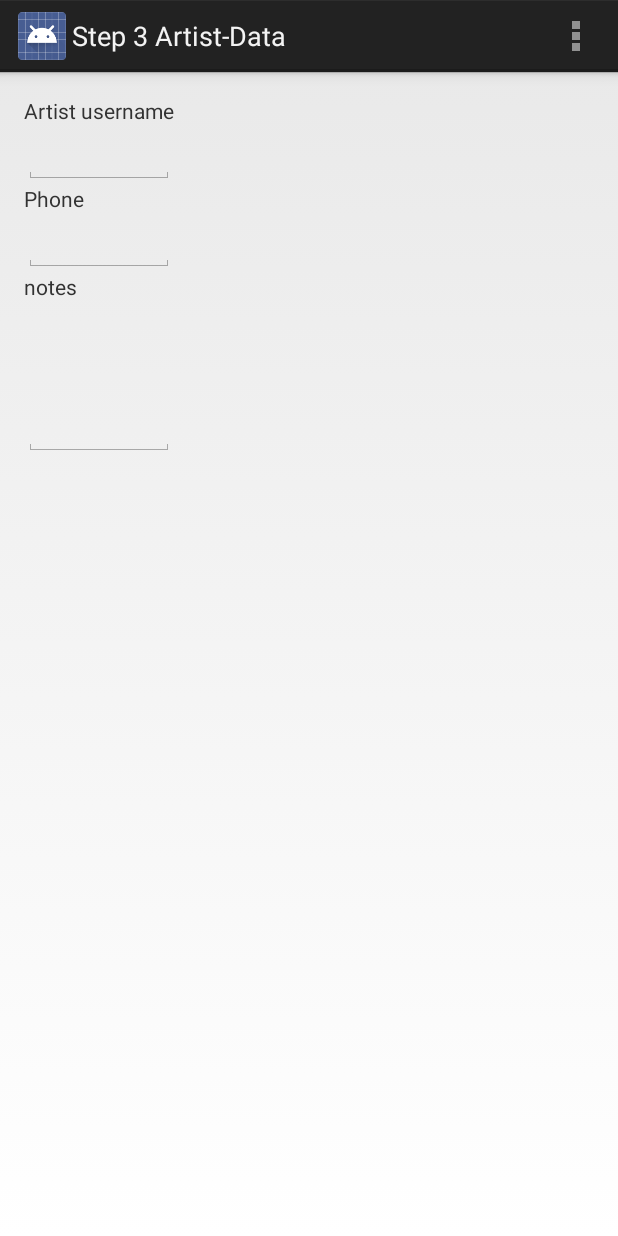
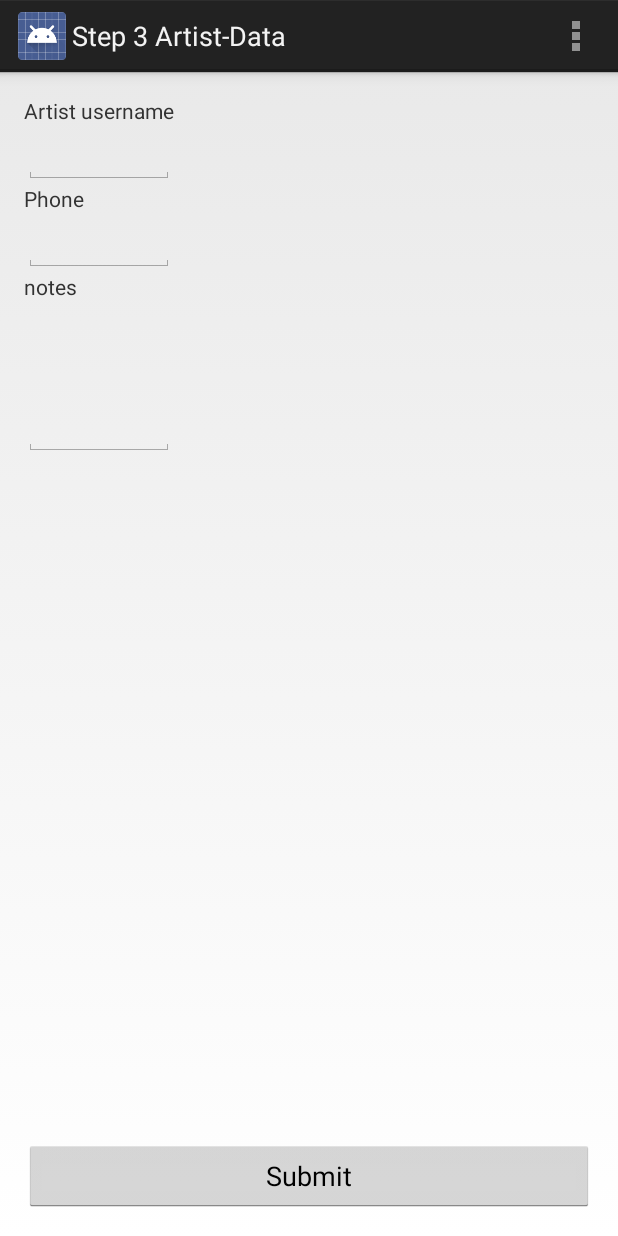
Before and after one commit to AravinthPanch/streemufi, an Android app: the EditDataActivity screen opened directly, with no data from a screen before it, on a phone screen of 412 x 824 dp. Run offline under Robolectric (Android 15) with nearby library versions, the phone set to English and light mode, and no system bars.

Commit message:
refactor and add submit button

```diff
--- a/android/src/main/java/org/hack4good/streemufi/EditDataActivity.java
+++ b/android/src/main/java/org/hack4good/streemufi/EditDataActivity.java
@@ -9,7 +9,7 @@ public class EditDataActivity extends Activity {
     @Override
     protected void onCreate(Bundle savedInstanceState) {
         super.onCreate(savedInstanceState);
-        setContentView(R.layout.activity_main);
+        setContentView(R.layout.activity_edit_data);
         setTitle("Step 3 Artist-Data");
     }
 
--- a/android/src/main/res/layout/activity_main.xml
+++ b/android/src/main/res/layout/activity_edit_data.xml
@@ -1,4 +1,6 @@
-<RelativeLayout xmlns:android="http://schemas.android.com/apk/res/android"
+<LinearLayout
+
+    xmlns:android="http://schemas.android.com/apk/res/android"
     xmlns:tools="http://schemas.android.com/tools"
     android:layout_width="match_parent"
     android:layout_height="match_parent"
@@ -6,12 +8,12 @@
     android:paddingRight="@dimen/activity_horizontal_margin"
     android:paddingTop="@dimen/activity_vertical_margin"
     android:paddingBottom="@dimen/activity_vertical_margin"
+    android:orientation="vertical"
     tools:context=".MainActivity">
-
 
     <LinearLayout
         android:layout_width="wrap_content"
-        android:layout_height="match_parent"
+        android:layout_height="wrap_content"
         android:orientation="vertical">
 
         <TextView
@@ -43,4 +45,16 @@
             android:minLines="4" />
 
     </LinearLayout>
-</RelativeLayout>
+
+    <View
+        android:layout_width="match_parent"
+        android:layout_height="0dip"
+        android:layout_weight="1"/>
+
+    <Button
+        android:text="Submit"
+        android:layout_width="match_parent"
+        android:layout_height="wrap_content" />
+
+
+</LinearLayout>
```
